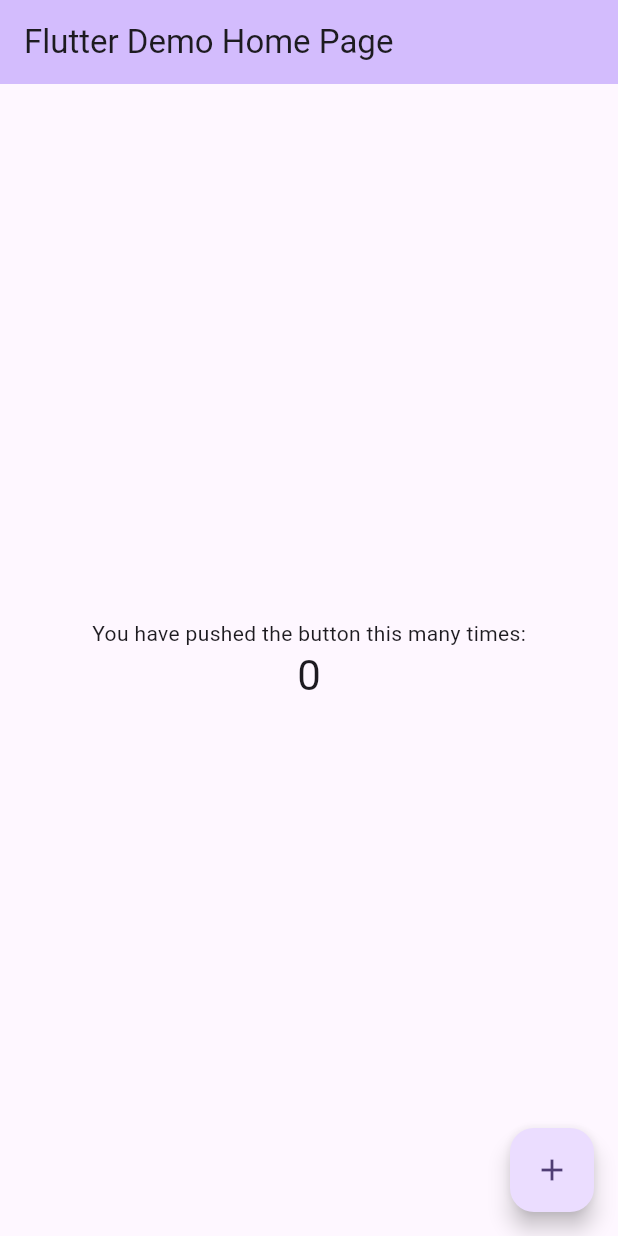
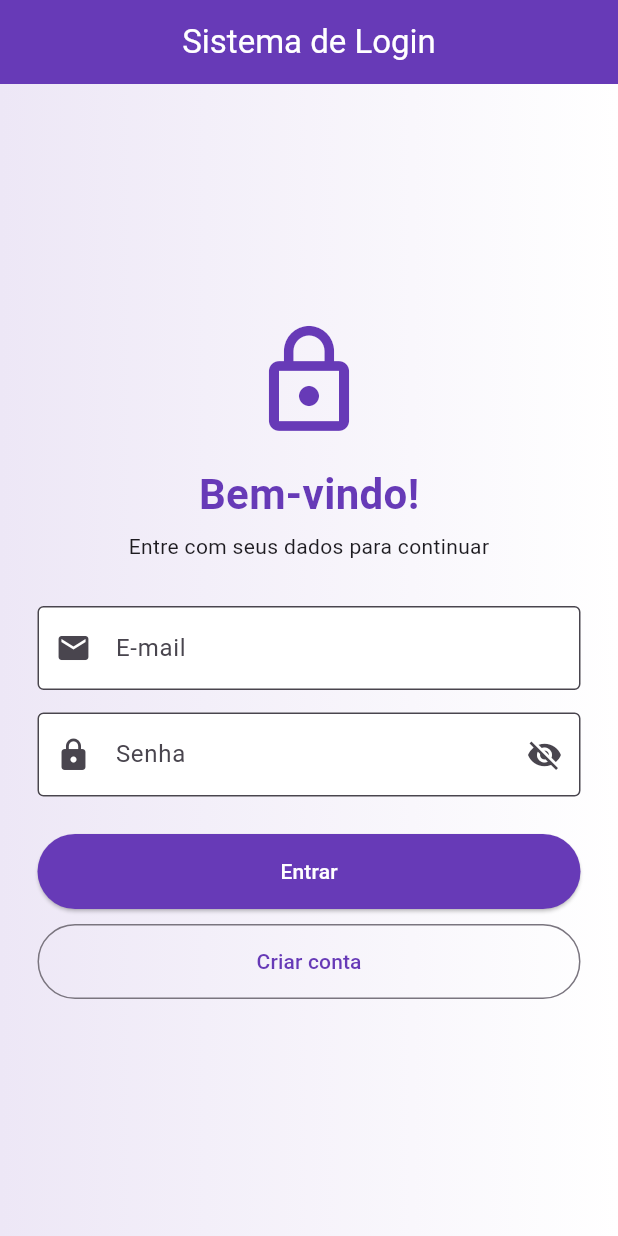
Before and after one commit to lopreti/PPDM2_2026-2, a Flutter app: the screen it shows after launch, on a phone screen of 412 x 824 dp. Run offline on Flutter 3.47's test engine with Material 3 defaults, Android fonts, the phone set to English and light mode, and no system bars.

Commit message:
licao dois de login com dados mockados pronta

```diff
--- a/login_mockado/lib/main.dart
+++ b/login_mockado/lib/main.dart
@@ -1,122 +1,20 @@
 import 'package:flutter/material.dart';
+import 'pages/login_page.dart';
 
 void main() {
-  runApp(const MyApp());
+  runApp(const MeuApp());
 }
 
-class MyApp extends StatelessWidget {
-  const MyApp({super.key});
+class MeuApp extends StatelessWidget {
+  const MeuApp({super.key});
 
-  // This widget is the root of your application.
   @override
   Widget build(BuildContext context) {
     return MaterialApp(
-      title: 'Flutter Demo',
-      theme: ThemeData(
-        // This is the theme of your application.
-        //
-        // TRY THIS: Try running your application with "flutter run". You'll see
-        // the application has a purple toolbar. Then, without quitting the app,
-        // try changing the seedColor in the colorScheme below to Colors.green
-        // and then invoke "hot reload" (save your changes or press the "hot
-        // reload" button in a Flutter-supported IDE, or press "r" if you used
-        // the command line to start the app).
-        //
-        // Notice that the counter didn't reset back to zero; the application
-        // state is not lost during the reload. To reset the state, use hot
-        // restart instead.
-        //
-        // This works for code too, not just values: Most code changes can be
-        // tested with just a hot reload.
-        colorScheme: .fromSeed(seedColor: Colors.deepPurple),
-      ),
-      home: const MyHomePage(title: 'Flutter Demo Home Page'),
+      debugShowCheckedModeBanner: false,
+      title: 'Sistema de Login',
+      theme: ThemeData(colorSchemeSeed: Colors.deepPurple, useMaterial3: true),
+      home: const LoginPage(),
     );
   }
 }
-
-class MyHomePage extends StatefulWidget {
-  const MyHomePage({super.key, required this.title});
-
-  // This widget is the home page of your application. It is stateful, meaning
-  // that it has a State object (defined below) that contains fields that affect
-  // how it looks.
-
-  // This class is the configuration for the state. It holds the values (in this
-  // case the title) provided by the parent (in this case the App widget) and
-  // used by the build method of the State. Fields in a Widget subclass are
-  // always marked "final".
-
-  final String title;
-
-  @override
-  State<MyHomePage> createState() => _MyHomePageState();
-}
-
-class _MyHomePageState extends State<MyHomePage> {
-  int _counter = 0;
-
-  void _incrementCounter() {
-    setState(() {
-      // This call to setState tells the Flutter framework that something has
-      // changed in this State, which causes it to rerun the build method below
-      // so that the display can reflect the updated values. If we changed
-      // _counter without calling setState(), then the build method would not be
-      // called again, and so nothing would appear to happen.
-      _counter++;
-    });
-  }
-
-  @override
-  Widget build(BuildContext context) {
-    // This method is rerun every time setState is called, for instance as done
-    // by the _incrementCounter method above.
-    //
-    // The Flutter framework has been optimized to make rerunning build methods
-    // fast, so that you can just rebuild anything that needs updating rather
-    // than having to individually change instances of widgets.
-    return Scaffold(
-      appBar: AppBar(
-        // TRY THIS: Try changing the color here to a specific color (to
-        // Colors.amber, perhaps?) and trigger a hot reload to see the AppBar
-        // change color while the other colors stay the same.
-        backgroundColor: Theme.of(context).colorScheme.inversePrimary,
-        // Here we take the value from the MyHomePage object that was created by
-        // the App.build method, and use it to set our appbar title.
-        title: Text(widget.title),
-      ),
-      body: Center(
-        // Center is a layout widget. It takes a single child and positions it
-        // in the middle of the parent.
-        child: Column(
-          // Column is also a layout widget. It takes a list of children and
-          // arranges them vertically. By default, it sizes itself to fit its
-          // children horizontally, and tries to be as tall as its parent.
-          //
-          // Column has various properties to control how it sizes itself and
-          // how it positions its children. Here we use mainAxisAlignment to
-          // center the children vertically; the main axis here is the vertical
-          // axis because Columns are vertical (the cross axis would be
-          // horizontal).
-          //
-          // TRY THIS: Invoke "debug painting" (choose the "Toggle Debug Paint"
-          // action in the IDE, or press "p" in the console), to see the
-          // wireframe for each widget.
-          mainAxisAlignment: .center,
-          children: [
-            const Text('You have pushed the button this many times:'),
-            Text(
-              '$_counter',
-              style: Theme.of(context).textTheme.headlineMedium,
-            ),
-          ],
-        ),
-      ),
-      floatingActionButton: FloatingActionButton(
-        onPressed: _incrementCounter,
-        tooltip: 'Increment',
-        child: const Icon(Icons.add),
-      ),
-    );
-  }
-}
--- a/login_mockado/lib/pages/login_page.dart
+++ b/login_mockado/lib/pages/login_page.dart
@@ -0,0 +1,158 @@
+import 'package:flutter/material.dart';
+import 'cadastro_page.dart';
+import 'home_page.dart';
+
+List<Map<String, String>> usuarios = [
+  {'nome': 'Administrador', 'email': 'admin@email.com', 'senha': '1234'},
+];
+
+class LoginPage extends StatefulWidget {
+  const LoginPage({super.key});
+
+  @override
+  State<LoginPage> createState() => _LoginPageState();
+}
+
+class _LoginPageState extends State<LoginPage> {
+  final TextEditingController emailController = TextEditingController();
+  final TextEditingController senhaController = TextEditingController();
+
+  bool mostrarSenha = false;
+
+  void fazerLogin() {
+    String email = emailController.text;
+    String senha = senhaController.text;
+
+    if (email.isEmpty || senha.isEmpty) {
+      mostrarMensagem('Preencha todos os campos.');
+      return;
+    }
+
+    for (var usuario in usuarios) {
+      if (usuario['email'] == email && usuario['senha'] == senha) {
+        Navigator.pushReplacement(
+          context,
+          MaterialPageRoute(
+            builder: (context) =>
+                HomePage(nome: usuario['nome']!, email: usuario['email']!),
+          ),
+        );
+        return;
+      }
+    }
+
+    mostrarMensagem('E-mail ou senha incorretos.');
+  }
+
+  void mostrarMensagem(String mensagem) {
+    ScaffoldMessenger.of(
+      context,
+    ).showSnackBar(SnackBar(content: Text(mensagem)));
+  }
+
+  @override
+  Widget build(BuildContext context) {
+    return Scaffold(
+      appBar: AppBar(
+        title: const Text('Sistema de Login'),
+        centerTitle: true,
+        backgroundColor: Colors.deepPurple,
+        foregroundColor: Colors.white,
+      ),
+      body: Container(
+        decoration: const BoxDecoration(
+          gradient: LinearGradient(colors: [Color(0xFFEDE7F6), Colors.white]),
+        ),
+        child: Center(
+          child: SingleChildScrollView(
+            padding: const EdgeInsets.all(25),
+            child: Column(
+              children: [
+                const Icon(
+                  Icons.lock_outline,
+                  size: 80,
+                  color: Colors.deepPurple,
+                ),
+                const SizedBox(height: 15),
+                const Text(
+                  'Bem-vindo!',
+                  style: TextStyle(
+                    fontSize: 28,
+                    fontWeight: FontWeight.bold,
+                    color: Colors.deepPurple,
+                  ),
+                ),
+                const SizedBox(height: 5),
+                const Text(
+                  'Entre com seus dados para continuar',
+                  textAlign: TextAlign.center,
+                ),
+                const SizedBox(height: 30),
+                TextField(
+                  controller: emailController,
+                  keyboardType: TextInputType.emailAddress,
+                  decoration: const InputDecoration(
+                    labelText: 'E-mail',
+                    prefixIcon: Icon(Icons.email),
+                    border: OutlineInputBorder(),
+                    filled: true,
+                    fillColor: Colors.white,
+                  ),
+                ),
+                const SizedBox(height: 15),
+                TextField(
+                  controller: senhaController,
+                  obscureText: !mostrarSenha,
+                  decoration: InputDecoration(
+                    labelText: 'Senha',
+                    prefixIcon: const Icon(Icons.lock),
+                    border: const OutlineInputBorder(),
+                    filled: true,
+                    fillColor: Colors.white,
+                    suffixIcon: IconButton(
+                      onPressed: () {
+                        setState(() {
+                          mostrarSenha = !mostrarSenha;
+                        });
+                      },
+                      icon: Icon(
+                        mostrarSenha ? Icons.visibility : Icons.visibility_off,
+                      ),
+                    ),
+                  ),
+                ),
+                const SizedBox(height: 25),
+                ElevatedButton(
+                  onPressed: fazerLogin,
+                  style: ElevatedButton.styleFrom(
+                    backgroundColor: Colors.deepPurple,
+                    foregroundColor: Colors.white,
+                    padding: const EdgeInsets.all(15),
+                    minimumSize: const Size(double.infinity, 50),
+                  ),
+                  child: const Text('Entrar'),
+                ),
+                const SizedBox(height: 10),
+                OutlinedButton(
+                  onPressed: () {
+                    Navigator.push(
+                      context,
+                      MaterialPageRoute(
+                        builder: (context) => const CadastroPage(),
+                      ),
+                    );
+                  },
+                  style: OutlinedButton.styleFrom(
+                    foregroundColor: Colors.deepPurple,
+                    minimumSize: const Size(double.infinity, 50),
+                  ),
+                  child: const Text('Criar conta'),
+                ),
+              ],
+            ),
+          ),
+        ),
+      ),
+    );
+  }
+}
```
Also changed, not shown: login_mockado/analysis_options.yaml (+9 -0 lines), login_mockado/lib/pages/cadastro_page.dart (+182 -0 lines), login_mockado/lib/pages/home_page.dart (+71 -0 lines), login_mockado/pubspec.lock.
